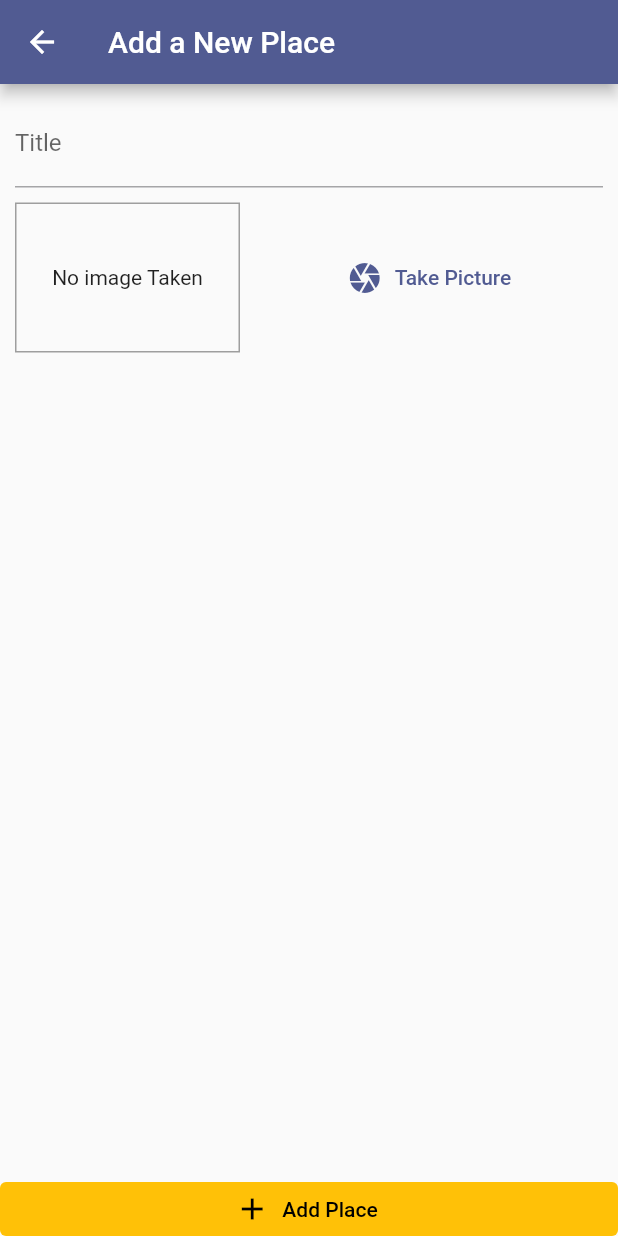
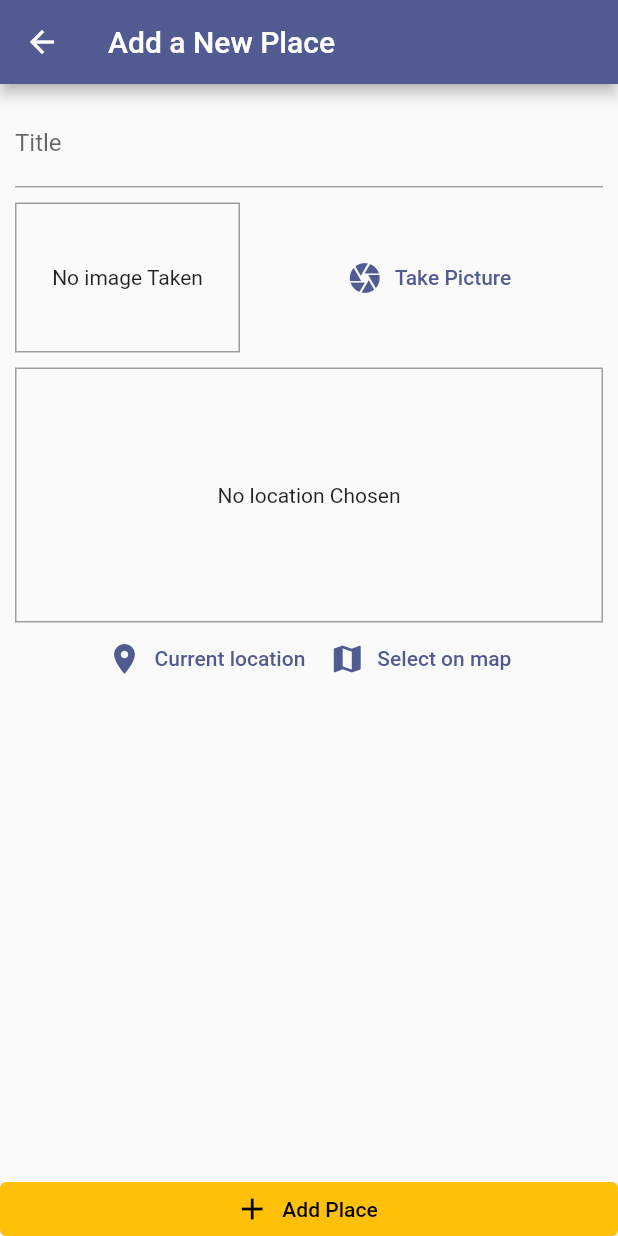
Before and after one commit to marcob93/greater_places_app, a Flutter app: the AddPlaceScreen screen opened by its route, on a phone screen of 412 x 824 dp. Run offline on Flutter 3.47's test engine with Material 2 defaults, Android fonts, the phone set to English and light mode, and no system bars; our stand-ins replace image_picker, sqflite; accounts and stored records are empty.

Commit message:
Adding a Location Input & The "location" Package

```diff
--- a/lib/screens/add_place_screen.dart
+++ b/lib/screens/add_place_screen.dart
@@ -1,9 +1,9 @@
-import 'dart:ffi';
 import 'dart:io';
 import 'package:flutter/material.dart';
 import 'package:provider/provider.dart';
 
 import '../widgets/image_input.dart';
+import '../widgets/location_input.dart';
 import '../providers/great_places.dart';
 
 class AddPlaceScreen extends StatefulWidget {
@@ -53,6 +53,8 @@
                     ),
                     const SizedBox(height: 10),
                     ImageInput(_selectImage),
+                    const SizedBox(height: 10),
+                    const LocationInput(),
                   ],
                 ),
               ),
--- /dev/null
+++ b/lib/widgets/location_input.dart
@@ -0,0 +1,58 @@
+import 'package:flutter/material.dart';
+
+class LocationInput extends StatefulWidget {
+  const LocationInput({super.key});
+
+  @override
+  State<LocationInput> createState() => _LocationInputState();
+}
+
+class _LocationInputState extends State<LocationInput> {
+  String? _previewImageUrl;
+
+  @override
+  Widget build(BuildContext context) {
+    return Column(
+      children: [
+        Container(
+          height: 170,
+          width: double.infinity,
+          alignment: Alignment.center,
+          decoration:
+              BoxDecoration(border: Border.all(width: 1, color: Colors.grey)),
+          child: _previewImageUrl == null
+              ? const Text(
+                  'No location Chosen',
+                  textAlign: TextAlign.center,
+                )
+              : Image.network(
+                  _previewImageUrl!,
+                  fit: BoxFit.cover,
+                  width: double.infinity,
+                ),
+        ),
+        Row(
+          mainAxisAlignment: MainAxisAlignment.center,
+          children: [
+            TextButton.icon(
+              onPressed: () {},
+              icon: const Icon(Icons.location_on),
+              label: const Text('Current location'),
+              style: TextButton.styleFrom(
+                foregroundColor: Theme.of(context).colorScheme.primary,
+              ),
+            ),
+            TextButton.icon(
+              onPressed: () {},
+              icon: const Icon(Icons.map),
+              label: const Text('Select on map'),
+              style: TextButton.styleFrom(
+                foregroundColor: Theme.of(context).colorScheme.primary,
+              ),
+            )
+          ],
+        ),
+      ],
+    );
+  }
+}
--- a/pubspec.yaml
+++ b/pubspec.yaml
@@ -36,6 +36,7 @@
   path_provider: ^2.0.11
   path: ^1.8.2
   sqflite: ^2.2.0+3
+  location: ^4.4.0
 
   # The following adds the Cupertino Icons font to your application.
   # Use with the CupertinoIcons class for iOS style icons.
```
Also changed, not shown: pubspec.lock, 3 other files.
